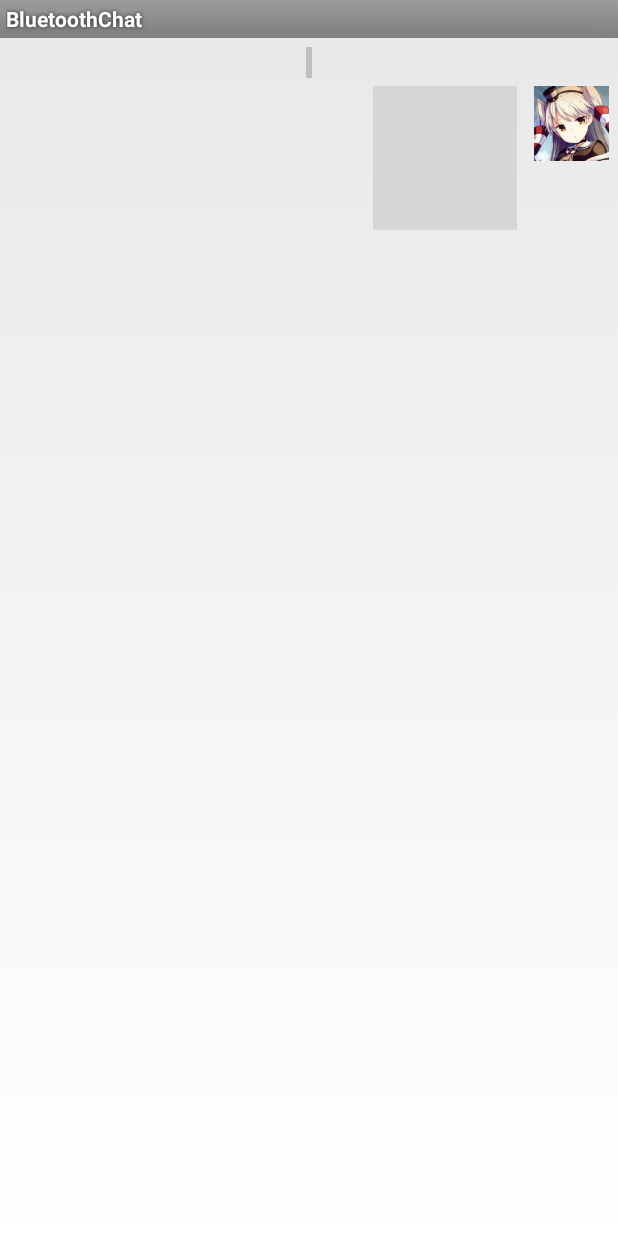
After one commit to huangdashun/BluetoothChat, an Android app: the layout chatting_item_msg_text_right.xml on its own in the app's theme, with its tools: preview values and no code run, on a phone screen of 412 x 824 dp. The commit adds this screen. Run offline under Robolectric (Android 15) with nearby library versions, the phone set to English and light mode, and no system bars; grey boxes are pictures that could not be loaded.

Commit message:
优化了聊天内容的adapter,新增了头像显示

```diff
--- a/app/src/main/java/huangshun/it/com/btproject/service/TaskService.java
+++ b/app/src/main/java/huangshun/it/com/btproject/service/TaskService.java
@@ -22,10 +22,10 @@ import java.util.HashMap;
 import java.util.UUID;
 
 import huangshun.it.com.btproject.Model.Task;
-import huangshun.it.com.btproject.view.ChatListViewAdapter;
 import huangshun.it.com.btproject.protocol.DataProtocol;
 import huangshun.it.com.btproject.protocol.Message;
 import huangshun.it.com.btproject.sound.SoundEffect;
+import huangshun.it.com.btproject.view.ChatListViewAdapter;
 
 
 /**
--- /dev/null
+++ b/app/src/main/res/layout/chatting_item_msg_text_right.xml
@@ -0,0 +1,72 @@
+<?xml version="1.0" encoding="utf-8"?>
+<LinearLayout xmlns:android="http://schemas.android.com/apk/res/android"
+    android:layout_width="fill_parent"
+    android:layout_height="wrap_content"
+    android:orientation="vertical"
+    android:padding="6dp">
+
+    <LinearLayout
+        android:layout_width="match_parent"
+        android:layout_height="wrap_content"
+        android:gravity="center_horizontal"
+        android:orientation="vertical">
+
+        <TextView
+            android:id="@+id/tv_send_time"
+            android:layout_width="wrap_content"
+            android:layout_height="wrap_content"
+            android:background="#bfbfbf"
+            android:padding="2dp"
+            android:textColor="#ffffff"
+            android:textSize="12sp" />
+
+    </LinearLayout>
+
+    <RelativeLayout
+        android:layout_width="match_parent"
+        android:layout_height="wrap_content"
+        android:layout_marginTop="5dp">
+
+
+        <ImageView
+            android:id="@+id/iv_user_head"
+            android:layout_width="50dp"
+            android:layout_height="50dp"
+            android:layout_alignParentRight="true"
+            android:layout_alignParentTop="true"
+            android:focusable="false"
+            android:src="@drawable/my_face" />
+
+        <TextView
+            android:id="@+id/tv_chat_content"
+            android:layout_width="wrap_content"
+            android:layout_height="wrap_content"
+            android:layout_marginRight="11dp"
+            android:background="@drawable/chart_list_item_right_selector"
+            android:clickable="true"
+            android:focusable="true"
+            android:gravity="left|center"
+            android:lineSpacingExtra="2dp"
+            android:minHeight="50dp"
+            android:textColor="#ffffff"
+            android:textSize="15dp"
+            android:layout_alignParentTop="true"
+            android:layout_toLeftOf="@+id/iv_user_head"
+            android:layout_toStartOf="@+id/iv_user_head"
+            android:layout_marginEnd="11dp" />
+
+
+        <TextView
+            android:id="@+id/tv_username"
+            android:layout_width="wrap_content"
+            android:layout_height="wrap_content"
+            android:layout_alignParentRight="true"
+            android:layout_below="@id/iv_user_head"
+            android:layout_toRightOf="@id/tv_chat_content"
+            android:gravity="center"
+            android:textColor="#818181"
+            android:textSize="15dp" />
+
+    </RelativeLayout>
+
+</LinearLayout>
```
Also changed, not shown: app/src/main/java/huangshun/it/com/btproject/RecordListActivity.java (+3 -35 lines), app/src/main/java/huangshun/it/com/btproject/utils/EmoContentUtil.java (added, +59 -0 lines), app/src/main/java/huangshun/it/com/btproject/view/ChatListViewAdapter.java (+59 -130 lines), app/src/main/res/layout/chat_list_item_layout.xml (deleted, +0 -25 lines), app/src/main/res/layout/chatting_item_msg_text_left.xml (added, +64 -0 lines), app/src/main/res/drawable-xhdpi/my_face.png (added), app/src/main/res/drawable-xhdpi/popup_inline_error.9.png (deleted), app/src/main/res/drawable-xhdpi/popup_inline_error_above.9.png (deleted).
